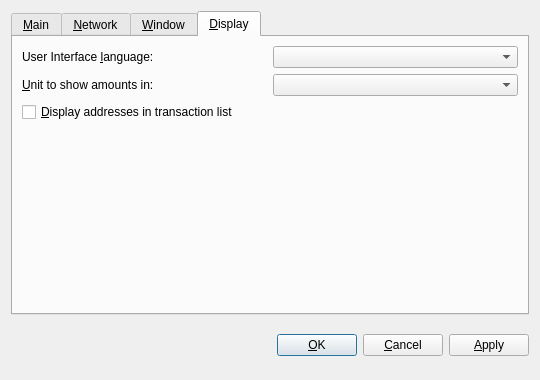
psdgithub/bitcoin, file src/qt/forms/optionsdialog.ui: the form before one commit.
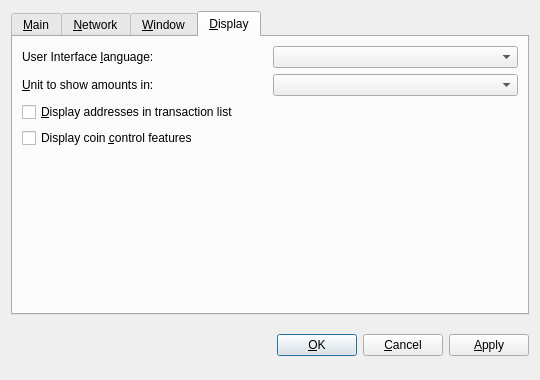
The form after the commit. The open tabs and pages were chosen to show the change. Custom widgets are drawn as their Qt base class.

Commit message:
Add 'coin control' tab to allow selection of source addresses to use when sending, and display logical links
Hidden by default, can be enabled through display options dialog

```diff
--- a/src/qt/forms/optionsdialog.ui
+++ b/src/qt/forms/optionsdialog.ui
@@ -343,6 +343,16 @@
          </property>
         </widget>
        </item>
+       <item>
+        <widget class="QCheckBox" name="coinControlFeatures">
+         <property name="toolTip">
+          <string>TODO</string>
+         </property>
+         <property name="text">
+          <string>Display coin &amp;control features</string>
+         </property>
+        </widget>
+       </item>
        <item>
         <spacer name="verticalSpacer_Display">
          <property name="orientation">
```
The commit also changes 18 other files.
